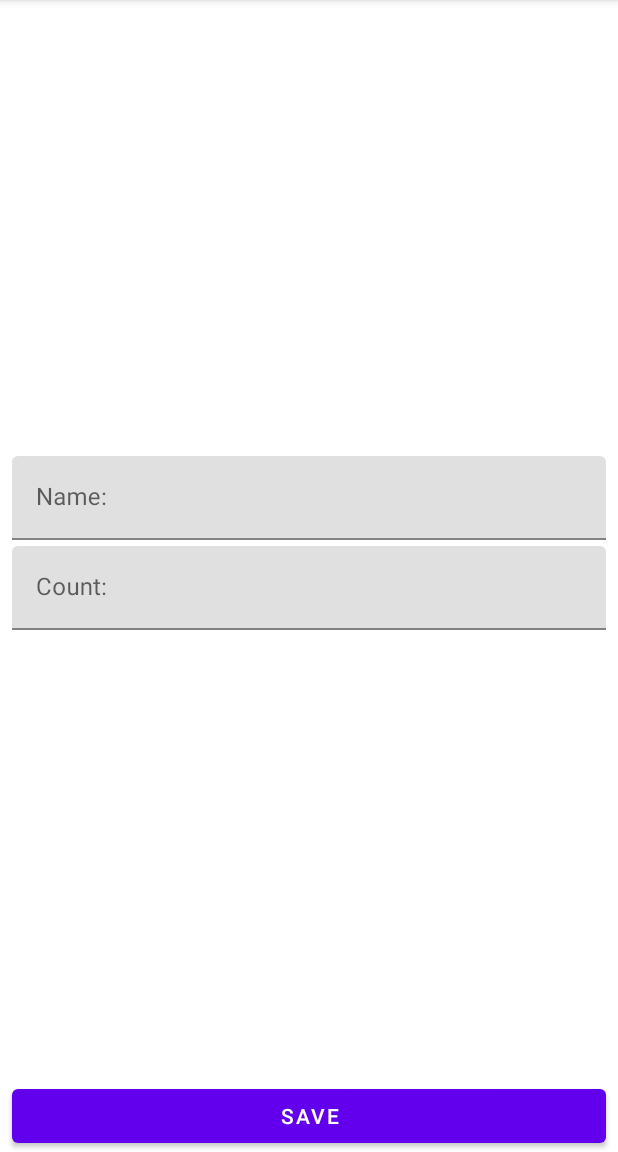
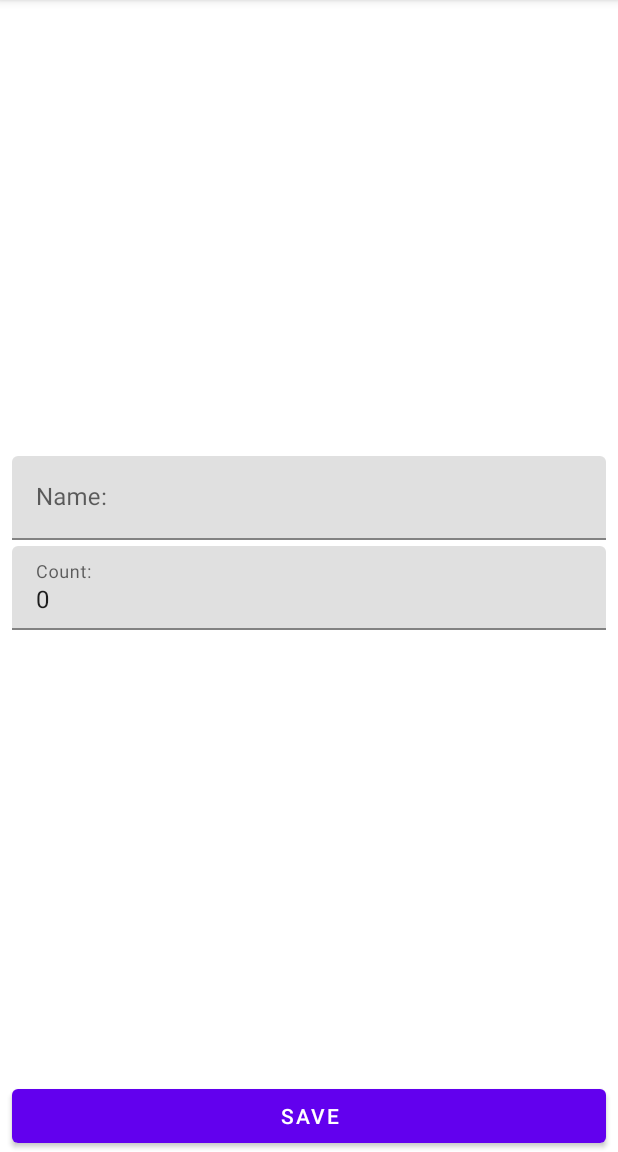
Before and after one commit to hivislav/Shopping_List_App, an Android app: the fragment ShopItemFragment placed in its activity, on a phone screen of 412 x 824 dp, the part 84-1236 px from its top. Run offline under Robolectric (Android 15) with nearby library versions, the phone set to English and light mode, and no system bars; our stand-ins replace data binding; 8 statements that could not run were skipped.

```diff
--- a/app/build.gradle
+++ b/app/build.gradle
@@ -1,6 +1,7 @@
 plugins {
     id 'com.android.application'
     id 'org.jetbrains.kotlin.android'
+    id 'kotlin-kapt'
 }
 
 android {
@@ -31,7 +32,7 @@ android {
     }
 
     buildFeatures {
-        viewBinding true
+        dataBinding true
     }
 }
 
--- /dev/null
+++ b/app/src/main/java/ru/hivislav/shoppinglistapp/presentation/BindingAdapters.kt
@@ -0,0 +1,25 @@
+package ru.hivislav.shoppinglistapp.presentation
+
+import androidx.databinding.BindingAdapter
+import com.google.android.material.textfield.TextInputLayout
+import ru.hivislav.shoppinglistapp.R
+
+@BindingAdapter("errorInputName")
+fun bindErrorInputName(textInputLayout: TextInputLayout, isError: Boolean) {
+    val message = if (isError) {
+        textInputLayout.context.getString(R.string.error_name_text_input_shop_item)
+    } else {
+        null
+    }
+    textInputLayout.error = message
+}
+
+@BindingAdapter("errorInputCount")
+fun bindErrorInputCount(textInputLayout: TextInputLayout, isError: Boolean) {
+    val message = if (isError) {
+        textInputLayout.context.getString(R.string.error_count_text_input_shop_item)
+    } else {
+        null
+    }
+    textInputLayout.error = message
+}
--- a/app/src/main/java/ru/hivislav/shoppinglistapp/presentation/MainActivity.kt
+++ b/app/src/main/java/ru/hivislav/shoppinglistapp/presentation/MainActivity.kt
@@ -1,10 +1,8 @@
 package ru.hivislav.shoppinglistapp.presentation
 
 import android.os.Bundle
-import android.util.Log
 import androidx.appcompat.app.AppCompatActivity
 import androidx.fragment.app.Fragment
-import androidx.fragment.app.FragmentContainerView
 import androidx.lifecycle.ViewModelProvider
 import androidx.recyclerview.widget.ItemTouchHelper
 import androidx.recyclerview.widget.RecyclerView
@@ -17,13 +15,11 @@ class MainActivity : AppCompatActivity(), ShopItemFragment.OnEditingFinishedList
 
     private lateinit var viewModel: MainViewModel
     private val adapter = ShopListAdapter()
-    private var shopItemContainer: FragmentContainerView? = null
 
     override fun onCreate(savedInstanceState: Bundle?) {
         binding = ActivityMainBinding.inflate(layoutInflater)
         super.onCreate(savedInstanceState)
         setContentView(binding.root)
-        shopItemContainer = binding.shopItemContainer
 
         setupRecyclerView()
         setupFabClickListener()
@@ -35,7 +31,7 @@ class MainActivity : AppCompatActivity(), ShopItemFragment.OnEditingFinishedList
     }
 
     private fun landscapeMode(): Boolean {
-        return shopItemContainer != null
+        return binding.shopItemContainer != null
     }
 
     private fun launchFragment(fragment: Fragment) {
--- a/app/src/main/java/ru/hivislav/shoppinglistapp/presentation/ShopItemActivity.kt
+++ b/app/src/main/java/ru/hivislav/shoppinglistapp/presentation/ShopItemActivity.kt
@@ -4,7 +4,6 @@ import android.content.Context
 import android.content.Intent
 import android.os.Bundle
 import androidx.appcompat.app.AppCompatActivity
-import androidx.fragment.app.FragmentContainerView
 import ru.hivislav.shoppinglistapp.R
 import ru.hivislav.shoppinglistapp.domain.ShopItem
 
--- a/app/src/main/java/ru/hivislav/shoppinglistapp/presentation/ShopItemFragment.kt
+++ b/app/src/main/java/ru/hivislav/shoppinglistapp/presentation/ShopItemFragment.kt
@@ -9,7 +9,6 @@ import android.view.View
 import android.view.ViewGroup
 import androidx.fragment.app.Fragment
 import androidx.lifecycle.ViewModelProvider
-import ru.hivislav.shoppinglistapp.R
 import ru.hivislav.shoppinglistapp.databinding.FragmentShopItemBinding
 import ru.hivislav.shoppinglistapp.domain.ShopItem
 
@@ -23,7 +22,9 @@ class ShopItemFragment: Fragment() {
 
     private lateinit var onEditingFinishedListener: OnEditingFinishedListener
 
-    private lateinit var viewModel: ShopItemViewModel
+    private val viewModel by lazy {
+        ViewModelProvider(this)[ShopItemViewModel::class.java]
+    }
 
     override fun onAttach(context: Context) {
         super.onAttach(context)
@@ -50,7 +51,8 @@ class ShopItemFragment: Fragment() {
 
     override fun onViewCreated(view: View, savedInstanceState: Bundle?) {
         super.onViewCreated(view, savedInstanceState)
-        viewModel = ViewModelProvider(this)[ShopItemViewModel::class.java]
+        binding.viewModel = viewModel
+        binding.lifecycleOwner = viewLifecycleOwner
 
         when (screenMode) {
             MODE_EDIT -> launchEditMode()
@@ -67,23 +69,6 @@ class ShopItemFragment: Fragment() {
     }
 
     private fun observeViewModels() {
-        viewModel.errorInputName.observe(viewLifecycleOwner) {
-            val message = if (it) {
-                getString(R.string.error_name_text_input_shop_item)
-            } else {
-                null
-            }
-            binding.textInputShopItemActivityName.error = message
-        }
-
-        viewModel.errorInputCount.observe(viewLifecycleOwner) {
-            val message = if (it) {
-                getString(R.string.error_count_text_input_shop_item)
-            } else {
-                null
-            }
-            binding.textInputShopItemActivityCount.error = message
-        }
 
         viewModel.shouldCloseScreen.observe(viewLifecycleOwner) {
             onEditingFinishedListener.onEditingFinished()
@@ -118,16 +103,10 @@ class ShopItemFragment: Fragment() {
 
     private fun launchEditMode() {
         viewModel.getShopItem(shopItemId)
-        viewModel.shopItem.observe(viewLifecycleOwner) {
-            with(binding) {
-                editTextShopItemActivityName.setText(it.name)
-                editTextShopItemActivityCount.setText(it.id.toString())
-            }
-        }
 
         with(binding) {
             buttonSaveShopItemActivity.setOnClickListener {
-                viewModel.editShopItem(
+                viewModel?.editShopItem(
                     editTextShopItemActivityName.text?.toString(),
                     editTextShopItemActivityCount.text?.toString()
                 )
@@ -138,7 +117,7 @@ class ShopItemFragment: Fragment() {
     private fun launchAddMode() {
         with(binding) {
             buttonSaveShopItemActivity.setOnClickListener {
-                viewModel.addShopItem(
+                viewModel?.addShopItem(
                     editTextShopItemActivityName.text?.toString(),
                     editTextShopItemActivityCount.text?.toString()
                 )
--- a/app/src/main/java/ru/hivislav/shoppinglistapp/presentation/ShopListAdapter.kt
+++ b/app/src/main/java/ru/hivislav/shoppinglistapp/presentation/ShopListAdapter.kt
@@ -59,8 +59,7 @@ class ShopListAdapter: ListAdapter<ShopItem, ShopListAdapter.ShopItemBaseViewHol
         : ShopItemBaseViewHolder(binding.root) {
         override fun bind(shopItem: ShopItem) {
             itemView.apply {
-                binding.rvShopListItemName.text = shopItem.name
-                binding.rvShopListItemCount.text = shopItem.count.toString()
+                binding.shopItem = shopItem
 
                 setOnLongClickListener {
                     onShopItemLongClickListener?.invoke(shopItem)
@@ -77,9 +76,8 @@ class ShopListAdapter: ListAdapter<ShopItem, ShopListAdapter.ShopItemBaseViewHol
     inner class ShopItemDisabledViewHolder(private val binding: ItemShopDisabledBinding)
         : ShopItemBaseViewHolder(binding.root) {
         override fun bind(shopItem: ShopItem) {
+            binding.shopItem = shopItem
             itemView.apply {
-                binding.rvShopListItemName.text = shopItem.name
-                binding.rvShopListItemCount.text = shopItem.count.toString()
 
                 setOnLongClickListener {
                     onShopItemLongClickListener?.invoke(shopItem)
--- a/app/src/main/res/layout/fragment_shop_item.xml
+++ b/app/src/main/res/layout/fragment_shop_item.xml
@@ -1,6 +1,14 @@
 <?xml version="1.0" encoding="utf-8"?>
-<androidx.constraintlayout.widget.ConstraintLayout
-    xmlns:android="http://schemas.android.com/apk/res/android"
+
+<layout>
+
+    <data>
+        <variable
+            name="viewModel"
+            type="ru.hivislav.shoppinglistapp.presentation.ShopItemViewModel" />
+    </data>
+
+    <androidx.constraintlayout.widget.ConstraintLayout xmlns:android="http://schemas.android.com/apk/res/android"
         xmlns:app="http://schemas.android.com/apk/res-auto"
         xmlns:tools="http://schemas.android.com/tools"
         android:layout_width="match_parent"
@@ -9,53 +17,58 @@
 
         <com.google.android.material.textfield.TextInputLayout
             android:id="@+id/textInputShopItemActivityName"
+            errorInputName="@{viewModel.errorInputName}"
             android:layout_width="0dp"
-        android:hint="@string/hint_name_text_input_shop_item"
             android:layout_height="wrap_content"
-        app:layout_constraintStart_toStartOf="parent"
-        app:layout_constraintEnd_toEndOf="parent"
-        app:layout_constraintTop_toTopOf="parent"
-        app:layout_constraintBottom_toTopOf="@id/textInputShopItemActivityCount"
-        app:layout_constraintVertical_chainStyle="packed"
             android:layout_marginStart="8dp"
             android:layout_marginTop="4dp"
-        android:layout_marginEnd="8dp">
+            android:layout_marginEnd="8dp"
+            android:hint="@string/hint_name_text_input_shop_item"
+            app:layout_constraintBottom_toTopOf="@id/textInputShopItemActivityCount"
+            app:layout_constraintEnd_toEndOf="parent"
+            app:layout_constraintStart_toStartOf="parent"
+            app:layout_constraintTop_toTopOf="parent"
+            app:layout_constraintVertical_chainStyle="packed">
 
             <com.google.android.material.textfield.TextInputEditText
                 android:id="@+id/editTextShopItemActivityName"
+                android:text="@{viewModel.shopItem.name}"
                 android:layout_width="match_parent"
-            android:layout_height="wrap_content"/>
+                android:layout_height="wrap_content" />
         </com.google.android.material.textfield.TextInputLayout>
 
         <com.google.android.material.textfield.TextInputLayout
             android:id="@+id/textInputShopItemActivityCount"
+            errorInputCount="@{viewModel.errorInputCount}"
             android:layout_width="0dp"
-        android:hint="@string/hint_count_text_input_shop_item"
             android:layout_height="wrap_content"
-        app:layout_constraintStart_toStartOf="parent"
-        app:layout_constraintEnd_toEndOf="parent"
-        app:layout_constraintTop_toBottomOf="@id/textInputShopItemActivityName"
-        app:layout_constraintBottom_toTopOf="@id/buttonSaveShopItemActivity"
             android:layout_marginStart="8dp"
             android:layout_marginTop="4dp"
-        android:layout_marginEnd="8dp">
+            android:layout_marginEnd="8dp"
+            android:hint="@string/hint_count_text_input_shop_item"
+            app:layout_constraintBottom_toTopOf="@id/buttonSaveShopItemActivity"
+            app:layout_constraintEnd_toEndOf="parent"
+            app:layout_constraintStart_toStartOf="parent"
+            app:layout_constraintTop_toBottomOf="@id/textInputShopItemActivityName">
 
             <com.google.android.material.textfield.TextInputEditText
                 android:id="@+id/editTextShopItemActivityCount"
+                android:text="@{String.valueOf(viewModel.shopItem.count)}"
                 android:layout_width="match_parent"
-            android:layout_height="wrap_content"/>
+                android:layout_height="wrap_content" />
         </com.google.android.material.textfield.TextInputLayout>
 
         <com.google.android.material.button.MaterialButton
             android:id="@+id/buttonSaveShopItemActivity"
-        android:text="@string/button_save_shop_item"
             android:layout_width="match_parent"
             android:layout_height="0dp"
-        app:layout_constraintBottom_toBottomOf="parent"
-        app:layout_constraintStart_toStartOf="parent"
-        app:layout_constraintEnd_toEndOf="parent"
             android:layout_marginStart="8dp"
             android:layout_marginTop="4dp"
-        android:layout_marginEnd="8dp"/>
+            android:layout_marginEnd="8dp"
+            android:text="@string/button_save_shop_item"
+            app:layout_constraintBottom_toBottomOf="parent"
+            app:layout_constraintEnd_toEndOf="parent"
+            app:layout_constraintStart_toStartOf="parent" />
 
     </androidx.constraintlayout.widget.ConstraintLayout>
+</layout>
```
Also changed, not shown: app/src/main/res/layout-land/activity_main.xml (+16 -13 lines), app/src/main/res/layout/activity_main.xml (+13 -10 lines), app/src/main/res/layout/item_shop_disabled.xml (+16 -5 lines), app/src/main/res/layout/item_shop_enabled.xml (+16 -5 lines). Lines whose indentation alone changed are shown as unchanged.
